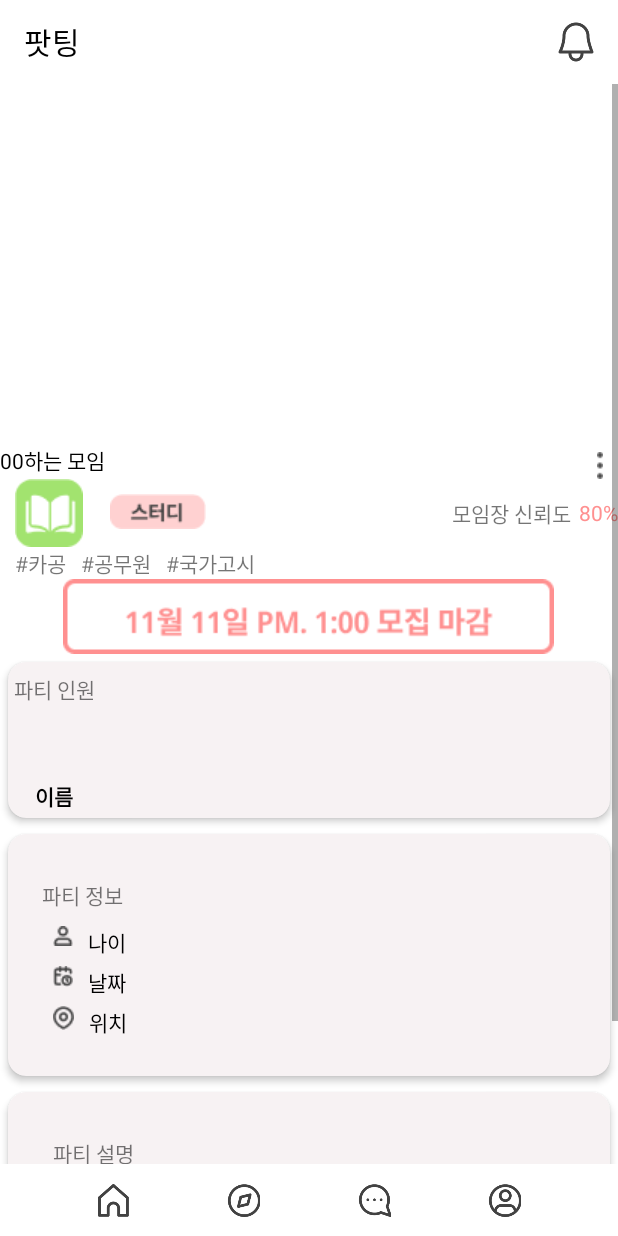
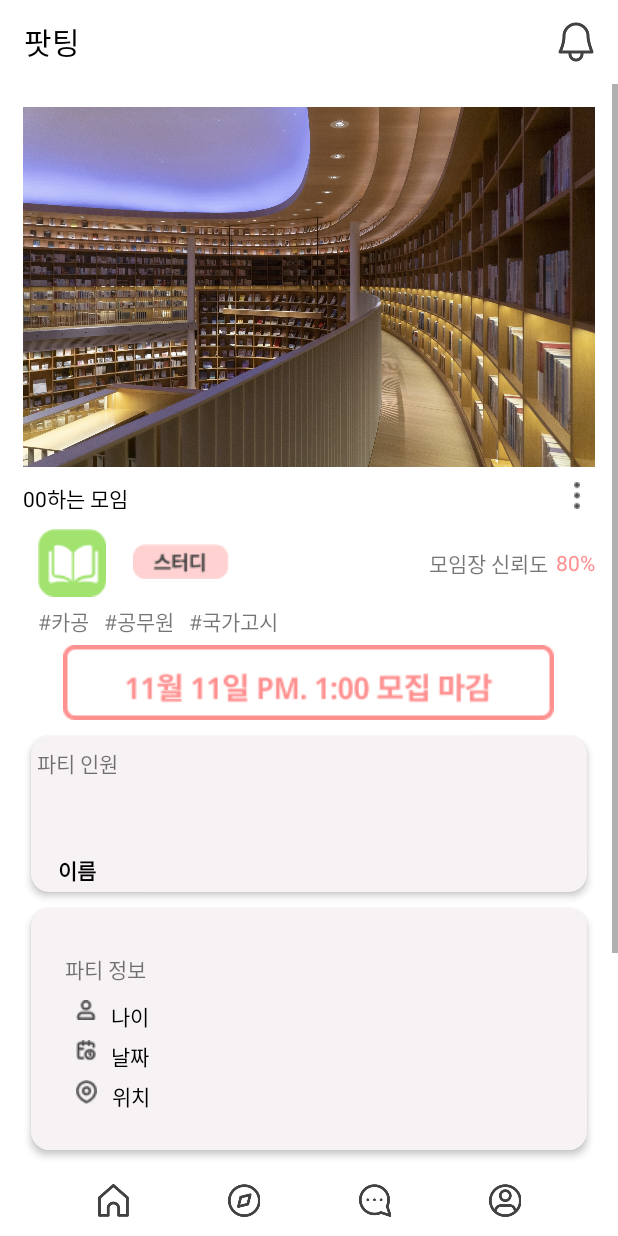
Before and after one commit to knujihyenbae/Appdong_Partying_FE, an Android app: the fragment DetailInformationFragment placed in its activity, on a phone screen of 412 x 824 dp. Run offline under Robolectric (Android 15) with nearby library versions, the phone set to English and light mode, and no system bars.

Commit message:
edit margin in pardyDetailFragment xml

```diff
--- a/app/src/main/res/layout/fragment_party_detail.xml
+++ b/app/src/main/res/layout/fragment_party_detail.xml
@@ -21,12 +21,15 @@
             <LinearLayout
                 android:layout_width="match_parent"
                 android:layout_height="match_parent"
+                android:layout_margin="15dp"
                 android:orientation="vertical">
                 <ImageView
                     android:id="@+id/ImageView_party_detail"
                     android:layout_width="match_parent"
                     android:layout_height="240dp"
                     app:layout_constraintBottom_toBottomOf="parent"
+                    android:src="@drawable/study"
+                    android:scaleType="centerCrop"
                     app:layout_constraintTop_toTopOf="parent"
                     tools:layout_editor_absoluteX="0dp" />
                 <LinearLayout
@@ -37,7 +40,9 @@
                         android:id="@+id/textView_title"
                         android:layout_width="wrap_content"
                         android:layout_height="wrap_content"
+                        android:layout_marginTop="10dp"
                         android:text="00하는 모임"
+                        android:layout_marginBottom="10dp"
                         android:textColor="@color/black"
                         app:layout_constraintBottom_toBottomOf="parent"
                         app:layout_constraintStart_toStartOf="parent" />
@@ -52,7 +57,7 @@
                         android:layout_height="wrap_content"
                         android:src="@drawable/menu_icon"
                         android:background="@color/white"
-                        android:layout_marginTop="5dp"
+                        android:layout_marginTop="10dp"
                         android:layout_marginRight="10dp"
                         />
                 </LinearLayout>
@@ -97,6 +102,8 @@
                 <LinearLayout
                     android:layout_width="wrap_content"
                     android:layout_height="wrap_content"
+                    android:layout_marginBottom="5dp"
+                    android:layout_marginTop="5dp"
                     android:orientation="horizontal">
                     <TextView
                         android:layout_width="wrap_content"
@@ -117,6 +124,7 @@
                 <ImageView
                     android:layout_width="wrap_content"
                     android:layout_height="wrap_content"
+                    android:layout_marginBottom="5dp"
                     android:layout_gravity="center"
                     android:src="@drawable/deadline" />
                 <LinearLayout
@@ -303,6 +311,8 @@
                     android:layout_width="327dp"
                     android:layout_height="50dp"
                     android:background="#FF9090"
+                    android:layout_marginTop="5dp"
+                    android:layout_marginBottom="10dp"
                     android:text="이 파티에 참여하기"
                     android:textColor="@color/white"
                     android:layout_gravity="center"/>
```
